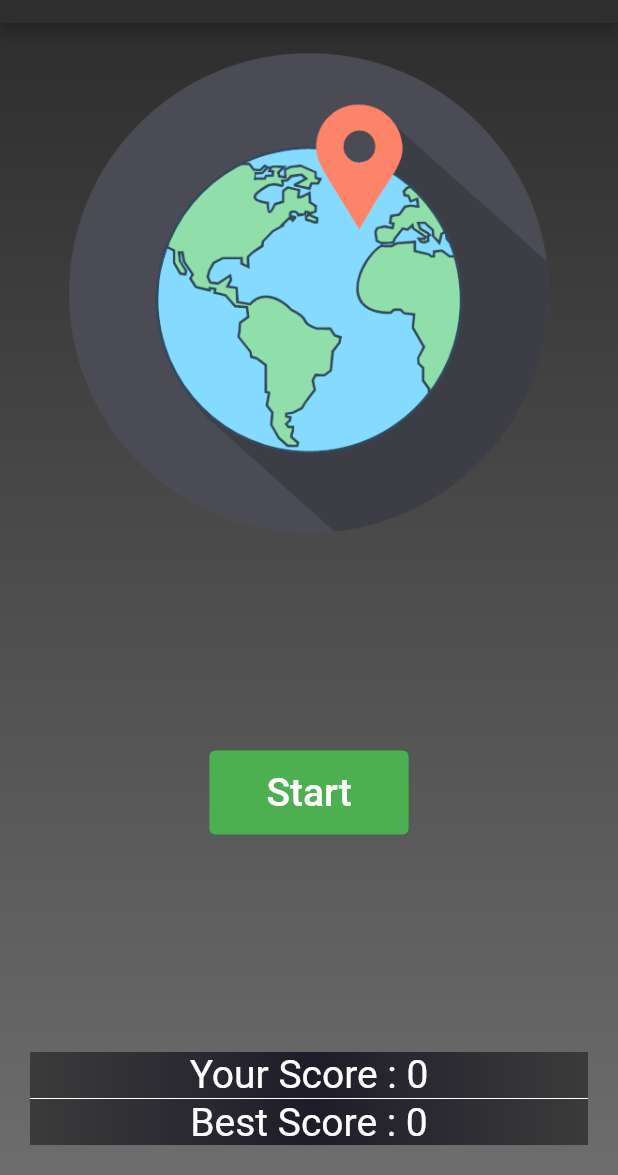
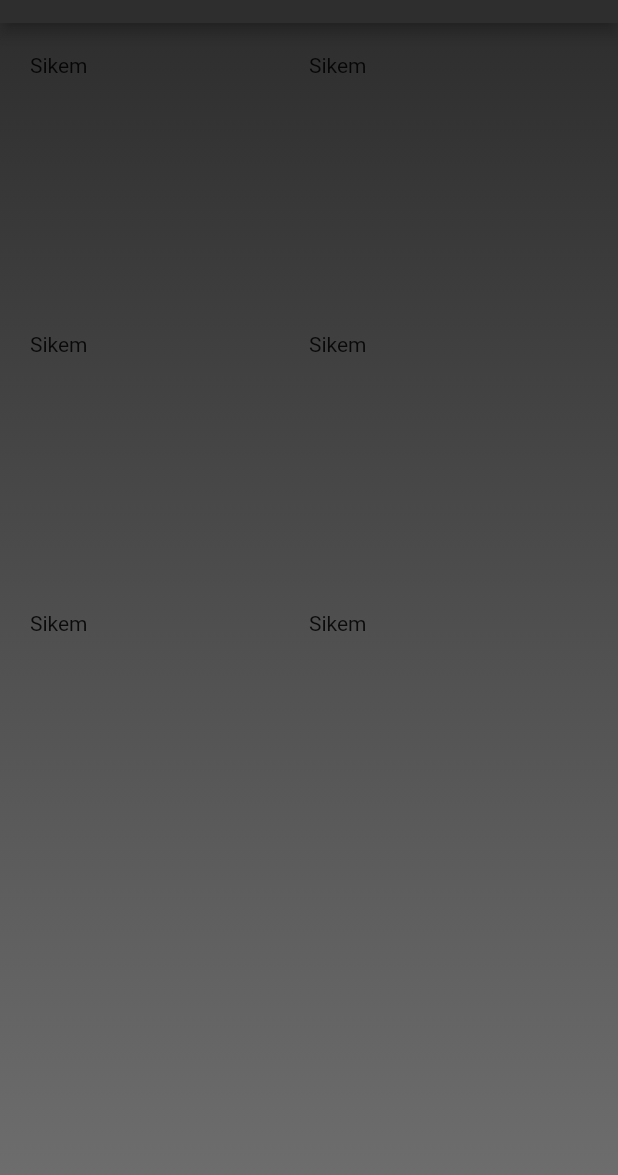
Before and after one commit to c1boo/Flags, a Flutter app: the screen it shows after launch, on a phone screen of 412 x 824 dp, the part 61-1236 px from its top. Run offline on Flutter 3.47's test engine with Material 2 defaults, Android fonts, the phone set to English and light mode, and no system bars.

Commit message:
Started the playground development

```diff
--- a/lib/main.dart
+++ b/lib/main.dart
@@ -1,14 +1,29 @@
 import 'package:flutter/material.dart';
 import 'main_screen.dart';
+import 'playground.dart';
 
 void main(List<String> args) {
   runApp(const Flags());
 }
 
-class Flags extends StatelessWidget {
+class Flags extends StatefulWidget {
   const Flags({super.key});
 
+  @override
+  State<Flags> createState() => _Flags();
+}
+
+class _Flags extends State<Flags> {
+  @override
   Widget build(BuildContext context) {
-    return const MaterialApp(title: "Flags Quiz", home: MainScreen());
+    return MaterialApp(
+        title: "Flags Quiz",
+        home: Scaffold(
+          appBar: AppBar(
+            title: const Text("Flags Quiz"),
+            backgroundColor: const Color.fromARGB(255, 46, 46, 46),
+          ),
+          body: PlayGround(),
+        ));
   }
 }
--- a/lib/main_screen.dart
+++ b/lib/main_screen.dart
@@ -13,12 +13,7 @@ class _MainScreen extends State<MainScreen> {
 
   @override
   Widget build(BuildContext context) {
-    return Scaffold(
-      appBar: AppBar(
-        title: const Text("Flags Quiz"),
-        backgroundColor: const Color.fromARGB(255, 46, 46, 46),
-      ),
-      body: Container(
+    return Container(
         width: double.maxFinite,
         padding: const EdgeInsets.all(20),
         decoration: const BoxDecoration(
@@ -42,8 +37,7 @@ class _MainScreen extends State<MainScreen> {
                     backgroundColor: Colors.green,
                   ),
                   child: const Padding(
-                      padding:
-                          EdgeInsets.symmetric(vertical: 5, horizontal: 30),
+                    padding: EdgeInsets.symmetric(vertical: 5, horizontal: 30),
                     child: Text(
                       "Start",
                       style: TextStyle(fontSize: 26, color: Colors.white),
@@ -52,7 +46,6 @@ class _MainScreen extends State<MainScreen> {
                 ),
               ),
               const ScoreTable()
-              ])),
-    );
+            ]));
   }
 }
--- /dev/null
+++ b/lib/playground.dart
@@ -0,0 +1,32 @@
+import 'package:flutter/cupertino.dart';
+import 'countries.dart';
+
+class PlayGround extends StatefulWidget {
+  PlayGround({super.key});
+
+  @override
+  State<PlayGround> createState() => _PlayGround();
+}
+
+class _PlayGround extends State<PlayGround> {
+  @override
+  Widget build(BuildContext context) {
+    return Container(
+      width: double.maxFinite,
+      padding: const EdgeInsets.all(20),
+      decoration: const BoxDecoration(
+          gradient: LinearGradient(colors: [
+        Color.fromARGB(255, 46, 46, 46),
+        Color.fromARGB(255, 109, 109, 109)
+      ], begin: Alignment.topCenter, end: Alignment.bottomCenter)),
+      alignment: AlignmentDirectional.center,
+      child: GridView.builder(
+          gridDelegate: const SliverGridDelegateWithMaxCrossAxisExtent(
+              maxCrossAxisExtent: 200),
+          itemCount: 6,
+          itemBuilder: (context, index) => GestureDetector(
+                child: const Text("Sikem"),
+              )),
+    );
+  }
+}
```
Lines whose indentation alone changed are shown as unchanged.
